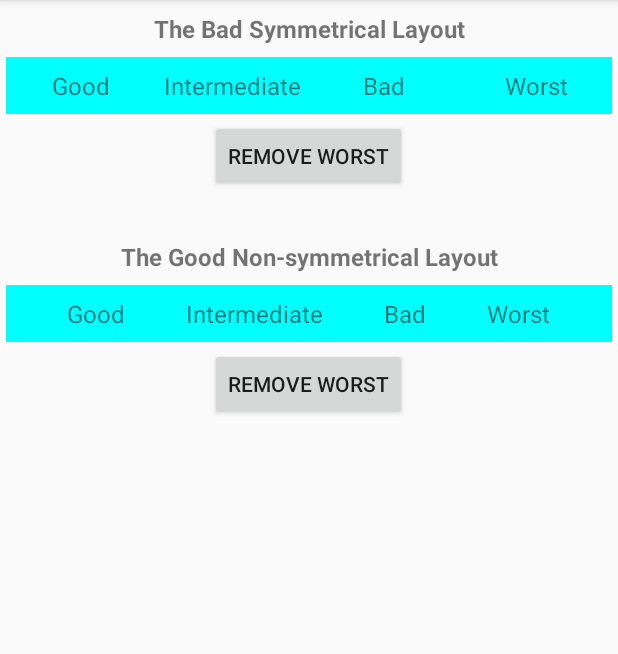
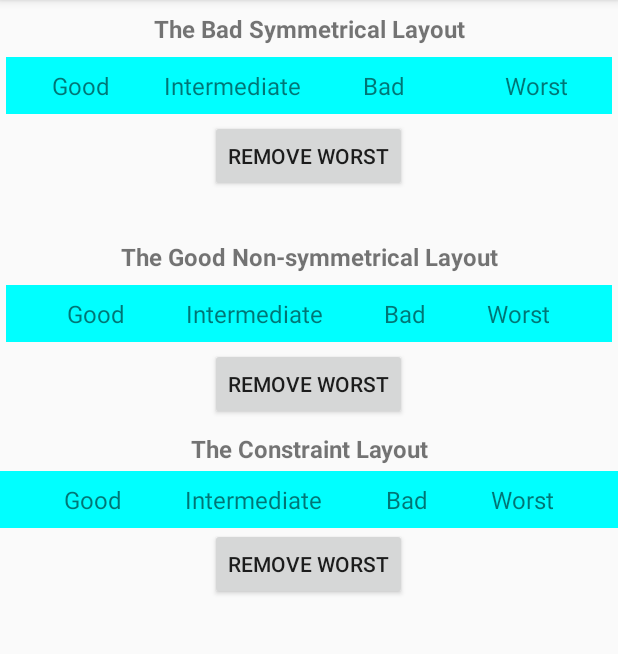
Before and after one commit to elye/demo_horizontal_text_add_remove_movement, an Android app: the screen it shows after launch (MainActivity), on a phone screen of 412 x 824 dp, the part 84-738 px from its top. Run offline under Robolectric (Android 15) with nearby library versions, the phone set to English and light mode, and no system bars.

Commit message:
- Adding another way of getting the same result:   - Constraint Layout

```diff
--- a/app/build.gradle
+++ b/app/build.gradle
@@ -28,6 +28,7 @@ dependencies {
     })
     compile 'com.android.support:appcompat-v7:25.4.0'
     compile 'com.android.support.constraint:constraint-layout:1.0.0-beta4'
+    compile 'com.android.support.constraint:constraint-layout:1.0.2'
     compile "org.jetbrains.kotlin:kotlin-stdlib-jre7:$kotlin_version"
     testCompile 'junit:junit:4.12'
 }
--- a/app/src/main/java/com/elyeproj/horizontaltextarragement/MainActivity.kt
+++ b/app/src/main/java/com/elyeproj/horizontaltextarragement/MainActivity.kt
@@ -1,9 +1,11 @@
 package com.elyeproj.horizontaltextarragement
 
+import android.os.Bundle
 import android.support.v7.app.AppCompatActivity
-import android.os.Bundle
+import android.transition.TransitionManager
 import android.view.View
 import kotlinx.android.synthetic.main.activity_main.*
+import kotlinx.android.synthetic.main.layout_constraint_space.*
 import kotlinx.android.synthetic.main.layout_equal_space.*
 import kotlinx.android.synthetic.main.layout_wrap_space.*
 
@@ -30,5 +32,12 @@ class MainActivity : AppCompatActivity() {
                 space_worst_wrap.visibility = View.VISIBLE
             }
         }
+
+        btn_constraint_remove.setOnClickListener {
+            val isVisible = txt_worst_constraint.visibility == View.VISIBLE
+            TransitionManager.beginDelayedTransition(constraint_layout)
+            txt_worst_constraint.visibility =   if (isVisible) View.GONE
+                                                else View.VISIBLE
+        }
     }
 }
--- a/app/src/main/res/layout/activity_main.xml
+++ b/app/src/main/res/layout/activity_main.xml
@@ -43,5 +43,20 @@
         android:layout_height="wrap_content"
         android:text="@string/btn_remove_worst"/>
 
+    <TextView
+        style="@style/default_text_style"
+        android:layout_width="match_parent"
+        android:layout_height="wrap_content"
+        android:paddingBottom="4dp"
+        android:text="@string/text_constraint_title"
+        android:textStyle="bold"/>
+
+    <include layout="@layout/layout_constraint_space"/>
+
+    <Button
+        android:id="@+id/btn_constraint_remove"
+        android:layout_width="wrap_content"
+        android:layout_height="wrap_content"
+        android:text="@string/btn_remove_worst"/>
 
 </LinearLayout>
--- /dev/null
+++ b/app/src/main/res/layout/layout_constraint_space.xml
@@ -0,0 +1,57 @@
+<android.support.constraint.ConstraintLayout
+    xmlns:android="http://schemas.android.com/apk/res/android"
+    xmlns:app="http://schemas.android.com/apk/res-auto"
+    android:id="@+id/constraint_layout"
+    android:layout_width="match_parent"
+    android:layout_height="wrap_content"
+    android:background="#0ff">
+
+    <TextView
+        android:id="@+id/txt_good"
+        style="@style/default_text_style"
+        android:layout_width="wrap_content"
+        android:layout_height="wrap_content"
+        android:gravity="center"
+        android:text="@string/text_good"
+        app:layout_constraintBottom_toBottomOf="parent"
+        app:layout_constraintEnd_toStartOf="@+id/txt_intermediate"
+        app:layout_constraintStart_toStartOf="parent"
+        app:layout_constraintTop_toTopOf="parent"/>
+
+    <TextView
+        android:id="@+id/txt_intermediate"
+        style="@style/default_text_style"
+        android:layout_width="wrap_content"
+        android:layout_height="wrap_content"
+        android:gravity="center"
+        android:text="@string/text_intermediate"
+        app:layout_constraintBottom_toBottomOf="parent"
+        app:layout_constraintEnd_toStartOf="@+id/txt_bad"
+        app:layout_constraintStart_toEndOf="@+id/txt_good"
+        app:layout_constraintTop_toTopOf="parent"/>
+
+    <TextView
+        android:id="@+id/txt_bad"
+        style="@style/default_text_style"
+        android:layout_width="wrap_content"
+        android:layout_height="wrap_content"
+        android:gravity="center"
+        android:text="@string/text_bad"
+        app:layout_constraintBottom_toBottomOf="parent"
+        app:layout_constraintEnd_toStartOf="@+id/txt_worst_constraint"
+        app:layout_constraintStart_toEndOf="@+id/txt_intermediate"
+        app:layout_constraintTop_toTopOf="parent"/>
+
+    <TextView
+        android:id="@+id/txt_worst_constraint"
+        style="@style/default_text_style"
+        android:layout_width="wrap_content"
+        android:layout_height="wrap_content"
+        android:gravity="center"
+        android:text="@string/text_worst"
+        app:layout_constraintBottom_toBottomOf="parent"
+        app:layout_constraintEnd_toEndOf="parent"
+        app:layout_constraintStart_toEndOf="@+id/txt_bad"
+        app:layout_constraintTop_toTopOf="parent"/>
+
+</android.support.constraint.ConstraintLayout>
--- a/app/src/main/res/values/strings.xml
+++ b/app/src/main/res/values/strings.xml
@@ -5,6 +5,7 @@
     <string name="text_bad">Bad</string>
     <string name="text_intermediate">Intermediate</string>
     <string name="btn_remove_worst">Remove Worst</string>
+    <string name="text_constraint_title">The Constraint Layout</string>
     <string name="text_wrap_title">The Good Non-symmetrical Layout</string>
     <string name="text_normal_title">The Bad Symmetrical Layout</string>
 </resources>
```
